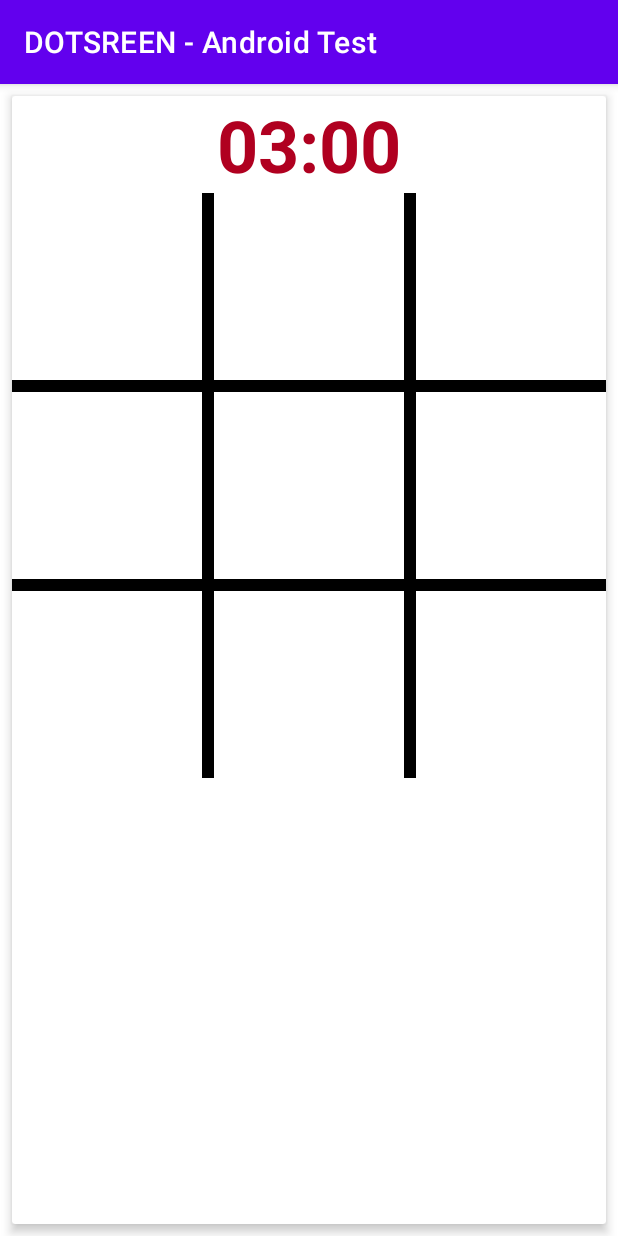
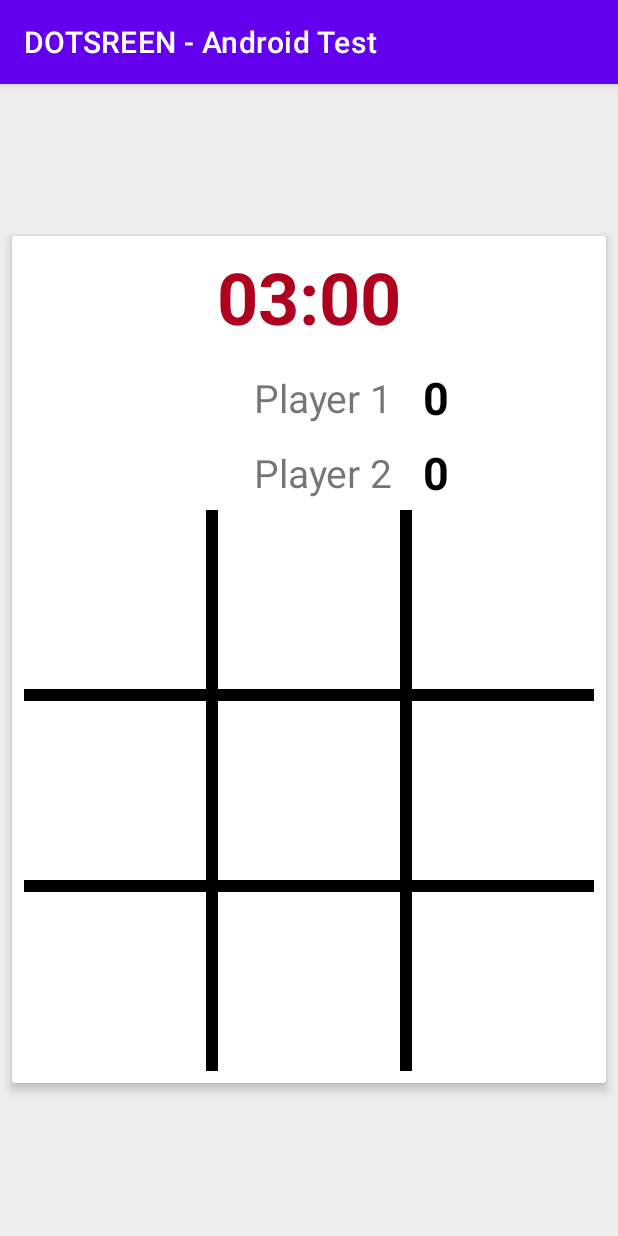
Before and after one commit to alex-24/DOTSCREEN_Android_Test, an Android app: the screen it shows after launch (MainActivity), on a phone screen of 412 x 824 dp. Run offline under Robolectric (Android 15) with nearby library versions, the phone set to English and light mode, and no system bars.

Commit message:
Exercise complete for Android (Phone)

```diff
--- a/app/src/main/java/com/alexiscassion/dotscreens_android_test/MainActivity.java
+++ b/app/src/main/java/com/alexiscassion/dotscreens_android_test/MainActivity.java
@@ -1,13 +1,18 @@
 package com.alexiscassion.dotscreens_android_test;
 
+import androidx.appcompat.app.AlertDialog;
 import androidx.appcompat.app.AppCompatActivity;
 import androidx.lifecycle.Observer;
 
+import android.content.DialogInterface;
 import android.os.Bundle;
 import android.util.Log;
+import android.view.View;
 import android.widget.GridView;
+import android.widget.ImageView;
 import android.widget.TextView;
 
+import com.alexiscassion.dotscreens_android_test.model.Player;
 import com.alexiscassion.dotscreens_android_test.utils.GameStateListener;
 import com.alexiscassion.dotscreens_android_test.utils.GameBoardAdapter;
 import com.alexiscassion.dotscreens_android_test.view_model.GameBoardViewModel;
@@ -17,16 +22,32 @@ public class MainActivity extends AppCompatActivity implements GameStateListener
 
     private GameBoardViewModel gameBoardViewModel;
 
+    private TextView timerTextView;
+
+    private ImageView player1IndicatorImageView;
+    private ImageView player2IndicatorImageView;
+
+    private TextView player1ScoreTextView;
+    private TextView player2ScoreTextView;
+
     private GridView gridView;
-    private TextView timerTextView;
+
+    public MainActivity(){
+
+    }
 
     @Override
     protected void onCreate(Bundle savedInstanceState) {
         super.onCreate(savedInstanceState);
         setContentView(R.layout.activity_main);
+        findViews();
 
         this.gameBoardViewModel = new GameBoardViewModel();
+
+        // listen for board changes
         this.gameBoardViewModel.addGameBoardListener(this);
+
+        // listen for timer changes
         this.gameBoardViewModel.getFormattedTimerLabel().observe(this, new Observer<String>() {
             @Override
             public void onChanged(String s) {
@@ -34,21 +55,72 @@ public class MainActivity extends AppCompatActivity implements GameStateListener
             }
         });
 
-        findViews();
+        // listen for score changes
+        this.gameBoardViewModel.getScores().observe(this, new Observer<int[]>() {
+            @Override
+            public void onChanged(int[] scores) {
+                player1ScoreTextView.setText(String.valueOf(scores[0]));
+                player2ScoreTextView.setText(String.valueOf(scores[1]));
+            }
+        });
+
+        // listen for active player changes
+        this.gameBoardViewModel.getCurrentPlayer().observe(this, new Observer<Player>() {
+            @Override
+            public void onChanged(Player player) {
+                boolean isPlayer1Active = player == Player.ONE;
+                boolean isPlayer2Active = player == Player.TWO;
+                player1IndicatorImageView.setVisibility(isPlayer1Active? View.VISIBLE : View.INVISIBLE);
+                player2IndicatorImageView.setVisibility(isPlayer2Active? View.VISIBLE : View.INVISIBLE);
+            }
+        });
+
+        // listen for game over event
+        this.gameBoardViewModel.getIsGameOver().observe(this, new Observer<Boolean>() {
+            @Override
+            public void onChanged(Boolean isGameOver) {
+                if (isGameOver) {
+                    announceGameResults();
+                }
+            }
+        });
 
         this.gridView.setAdapter(new GameBoardAdapter(this, this.gameBoardViewModel));
-
-
     }
 
     private void findViews(){
+        this.timerTextView = findViewById(R.id.activity_main_text_view_timer);
+        this.player1IndicatorImageView = findViewById(R.id.activity_main_image_view_current_player_p1);
+        this.player1ScoreTextView = findViewById(R.id.activity_main_text_view_player_1_score);
+        this.player2IndicatorImageView = findViewById(R.id.activity_main_image_view_current_player_p2);
+        this.player2ScoreTextView = findViewById(R.id.activity_main_text_view_player_2_score);
         this.gridView = findViewById(R.id.activity_main_grid_view);
-        this.timerTextView = findViewById(R.id.activity_main_text_view_timer);
     }
 
     @Override
     public void onGameBoardUpdated() {
-        ((GameBoardAdapter) this.gridView.getAdapter()).notifyDataSetChanged();
-        //this.gridView.setAdapter(new GameBoardAdapter(this, this.gameBoardViewModel));
+        //((GameBoardAdapter) this.gridView.getAdapter()).notifyDataSetChanged();
+        this.gridView.setAdapter(new GameBoardAdapter(this, this.gameBoardViewModel));
+    }
+
+    private void announceGameResults(){
+        String message;
+        int scoreP1 = gameBoardViewModel.getScores().getValue()[0];
+        int scoreP2 = gameBoardViewModel.getScores().getValue()[1];
+        String scoresString = scoreP1 + " - " + scoreP2;
+
+        if (scoreP1 == scoreP2) {
+            message = "Draw: " + scoresString;
+        } else {
+            int winnerIdx = (scoreP1 > scoreP2)? 0 : 1;
+            //message = "Winner: Player " + Player.values()[winnerIdx].getSymbolText() + " " + scoresString;
+            message = "Winner: Player " + (winnerIdx+1) + " " + scoresString;
+        }
+        AlertDialog alertDialog = new AlertDialog.Builder(MainActivity.this).create();
+        alertDialog.setTitle("GAME OVER");
+        alertDialog.setMessage(message);
+        alertDialog.setButton(AlertDialog.BUTTON_NEUTRAL, "OK",
+                (dialog, which) -> dialog.dismiss());
+        alertDialog.show();
     }
 }
--- a/app/src/main/java/com/alexiscassion/dotscreens_android_test/view/GridCellWidget.java
+++ b/app/src/main/java/com/alexiscassion/dotscreens_android_test/view/GridCellWidget.java
@@ -35,7 +35,7 @@ public class GridCellWidget extends ConstraintLayout {
 
     public void updateCell(Player player) {
         if (player !=  null) {
-            this.playerIconImageView.setColorFilter(player.getColor());
+            //this.playerIconImageView.setColorFilter(player.getColor());
             this.playerIconImageView.setImageDrawable(getResources().getDrawable(player.getDrawableID(), getContext().getTheme()));
         }
     }
--- a/app/src/main/java/com/alexiscassion/dotscreens_android_test/view_model/GameBoardViewModel.java
+++ b/app/src/main/java/com/alexiscassion/dotscreens_android_test/view_model/GameBoardViewModel.java
@@ -1,7 +1,6 @@
 package com.alexiscassion.dotscreens_android_test.view_model;
 
 import android.os.CountDownTimer;
-import android.util.Log;
 
 import com.alexiscassion.dotscreens_android_test.model.GameBoard;
 import com.alexiscassion.dotscreens_android_test.model.Player;
@@ -22,50 +21,48 @@ public class GameBoardViewModel extends ViewModel {
 
     //private boolean gameIsOngoing = false;
     private GameBoard gameBoard;
-    private final int[] scores = new int[2];
-    private Player currentPlayer;
-    private Player winner;
-    private boolean isGameOver = false;
-    private MutableLiveData<String> formattedTimerLabel;
+    private MutableLiveData<int[]> scores;
+    private MutableLiveData<Player> currentPlayer;
+    private MutableLiveData<Boolean> isGameOver;
+    private final MutableLiveData<String> formattedTimerLabel;
     private CountDownTimer timer;
     private boolean firstMove = true;
+    private boolean isSetOver = false;
 
     public GameBoardViewModel() {
         this.gameBoard = new GameBoard();
 
-        this.scores[0] = 0;
-        this.scores[1] = 0;
+        this.currentPlayer = new MutableLiveData<>();
+
+        this.scores = new MutableLiveData<>();
+        this.scores.setValue(new int[]{0 , 0});
+
         this.formattedTimerLabel = new MutableLiveData<>();
         this.formattedTimerLabel.setValue("03:00");
+
+        this.isGameOver = new MutableLiveData<>();
+        this.isGameOver.setValue(false);
 
         this.timer = new CountDownTimer(180000, 1000) {
             @Override
             public void onTick(long millisUntilFinished) {
                 int minutes = (int) ((millisUntilFinished / (1000*60)) % 60);
                 int seconds = (int) (millisUntilFinished / 1000) % 60;
-                formattedTimerLabel.setValue(String.format(Locale.FRANCE, "%2d:%2d", minutes, seconds));
+                formattedTimerLabel.setValue(String.format(Locale.FRANCE, "%02d:%02d", minutes, seconds));
             }
 
             @Override
             public void onFinish() {
-
+                isGameOver.setValue(true);
             }
         };
     }
 
-    public GameBoard getGameBoard() {
-        return this.gameBoard;
-    }
 
-    public void resetGame(boolean startNewGame) {
+    public void clearBoard() {
+        this.isSetOver = false;
         this.gameBoard = new GameBoard();
-        this.winner = null;
-
-        if (startNewGame) {
-            this.currentPlayer = Player.X;
-        } else {
-            this.currentPlayer = null;
-        }
+        notifyBoardListeners();
     }
 
     /**
@@ -84,37 +81,48 @@ public class GameBoardViewModel extends ViewModel {
 
         if (this.firstMove) {
             this.firstMove = false;
-            this.currentPlayer = Player.values()[this.random.nextInt(2)];
+            this.currentPlayer.setValue(Player.ONE);
             this.timer.start();
         }
 
         // is cell empty?
-        if (this.gameBoard.get(x, y) != null || this.isGameOver) {
+        if (this.gameBoard.get(x, y) != null || (this.isGameOver.getValue())) {
             return;
         }
 
         // adding a mark for the current player at (x, y)
-        this.gameBoard.set(x, y, currentPlayer);
+        this.gameBoard.set(x, y, currentPlayer.getValue());
 
         // check if current player won
-        hasPlayerWon(x, y);
-        Log.e("---", "" + this.winner);
+        calcPlayerWon(x, y);
+        if (this.isSetOver) {
+            this.currentPlayer.setValue((this.isGameOver.getValue())? null : this.currentPlayer.getValue().next());
+            clearBoard();
+            return;
+
+        }
 
         // check if game ended in a draw
-        calcGameOver();
+        calcDraw();
+        if (this.isSetOver) {
+            this.currentPlayer.setValue((this.isGameOver.getValue())? null : this.currentPlayer.getValue().next());
+            clearBoard();
+            return;
+        }
 
-        this.currentPlayer = (this.isGameOver)? null : this.currentPlayer.next();
+
+        this.currentPlayer.setValue((this.isGameOver.getValue())? null : this.currentPlayer.getValue().next());
         notifyBoardListeners();
     }
 
-    private void hasPlayerWon(int x, int y) {
+    private void calcPlayerWon(int x, int y) {
         boolean hasWon;
 
 
         // * horizontal
         hasWon = true;
         for (int i = 0; i < 3; i++) {
-            if (this.gameBoard.get(i, y) != this.currentPlayer) {
+            if (this.gameBoard.get(i, y) != this.currentPlayer.getValue()) {
                 hasWon = false;
                 break;
             }
@@ -129,7 +137,7 @@ public class GameBoardViewModel extends ViewModel {
         // * vertical
         hasWon = true;
         for (int i = 0; i < 3; i++) {
-            if (this.gameBoard.get(x, i) != this.currentPlayer) {
+            if (this.gameBoard.get(x, i) != this.currentPlayer.getValue()) {
                 hasWon = false;
                 break;
             }
@@ -143,7 +151,7 @@ public class GameBoardViewModel extends ViewModel {
         if (x == y)  {
             hasWon = true;
             for (int i=0; i<3; i++) {
-                if (this.gameBoard.get(i, i) != this.currentPlayer) {
+                if (this.gameBoard.get(i, i) != this.currentPlayer.getValue()) {
                     hasWon = false;
                 }
             }
@@ -154,7 +162,7 @@ public class GameBoardViewModel extends ViewModel {
 
             hasWon = true;
             for (int i=0; i<3; i++) {
-                if (this.gameBoard.get(2-i, i) != this.currentPlayer) {
+                if (this.gameBoard.get(2-i, i) != this.currentPlayer.getValue()) {
                     hasWon = false;
                 }
             }
@@ -165,35 +173,46 @@ public class GameBoardViewModel extends ViewModel {
     }
 
     private void setCurrentPlayerHasWon() {
-        this.winner = this.currentPlayer;
+        int[] scores = this.scores.getValue();
+        scores[this.currentPlayer.getValue().ordinal()]++;
+        this.scores.setValue(scores);
+        this.isSetOver = true;
     }
 
-    private void calcGameOver(){
+    private void calcDraw(){
 
-        if (this.winner == null) {
-            for (int i = 0; i < 3; i++) {
-                for (int j = 0; j < 3; j++) {
-                    if (this.gameBoard.get(i, j) == null) {
-                        this.isGameOver = false;
-                        return;
-                    }
+        for (int i = 0; i < 3; i++) {
+            for (int j = 0; j < 3; j++) {
+                if (this.gameBoard.get(i, j) == null) {
+                    return;
                 }
             }
         }
-        this.isGameOver = true;
-        this.timer.cancel();
+        this.isSetOver = true;
     }
 
     public void addGameBoardListener(GameStateListener listener) {
         this.gameStateListeners.add(listener);
     }
 
-    public Player getCurrentPlayer() {
+    public GameBoard getGameBoard() {
+        return this.gameBoard;
+    }
+
+    public MutableLiveData<Player> getCurrentPlayer() {
         return currentPlayer;
+    }
+
+    public MutableLiveData<Boolean> getIsGameOver() {
+        return isGameOver;
     }
 
     public MutableLiveData<String> getFormattedTimerLabel() {
         return formattedTimerLabel;
+    }
+
+    public MutableLiveData<int[]> getScores() {
+        return scores;
     }
 
     public void notifyBoardListeners() {
--- a/app/src/main/res/layout/activity_main.xml
+++ b/app/src/main/res/layout/activity_main.xml
@@ -7,30 +7,28 @@
     android:layout_height="match_parent"
     tools:context=".MainActivity"
     android:orientation="vertical"
-    android:gravity="center">
+    android:gravity="center"
+    android:background="@color/grey">
 
     <androidx.cardview.widget.CardView
-        android:layout_width="match_parent"
-        android:layout_height="match_parent"
+        android:layout_width="wrap_content"
+        android:layout_height="wrap_content"
         android:layout_margin="@dimen/card_margin"
-        android:padding="@dimen/card_padding"
         app:cardElevation="@dimen/card_elevation">
 
         <LinearLayout
             android:layout_width="match_parent"
             android:layout_height="wrap_content"
+            android:layout_margin="@dimen/card_padding"
             android:orientation="vertical">
 
-            <TextView
-                android:id="@+id/activity_main_text_view_timer"
+            <include layout="@layout/game_info"
                 android:layout_width="match_parent"
-                android:layout_height="wrap_content"
-                android:textSize="48sp"
-                android:textStyle="bold"
-                android:textAlignment="center"
-                android:textColor="@color/design_default_color_error"/>
+                android:layout_height="0dp"
+                android:layout_weight="1"/>
 
-            <include layout="@layout/grid"/>
+            <include layout="@layout/game_grid"/>
+
         </LinearLayout>
 
 
--- /dev/null
+++ b/app/src/main/res/layout/game_info.xml
@@ -0,0 +1,95 @@
+<?xml version="1.0" encoding="utf-8"?>
+<LinearLayout
+    xmlns:android="http://schemas.android.com/apk/res/android"
+    android:layout_width="match_parent"
+    android:layout_height="match_parent"
+    android:layout_marginBottom="20dp"
+    android:layout_marginHorizontal="10dp"
+    android:orientation="vertical">
+
+    <TextView
+        android:id="@+id/activity_main_text_view_timer"
+        android:layout_width="match_parent"
+        android:layout_height="wrap_content"
+        android:layout_marginBottom="10dp"
+        android:textSize="48sp"
+        android:textStyle="bold"
+        android:textAlignment="center"
+        android:textColor="@color/red"
+        android:text="@string/placeholder"/>
+
+    <LinearLayout
+        android:layout_width="match_parent"
+        android:gravity="center"
+        android:layout_height="50dp">
+
+        <ImageView
+            android:visibility="invisible"
+            android:id="@+id/activity_main_image_view_current_player_p1"
+            android:layout_width="0dp"
+            android:layout_height="20dp"
+            android:layout_weight="1"
+            android:layout_marginLeft="20dp"
+            android:scaleType="fitEnd"
+            android:adjustViewBounds="true"
+            android:tint="@color/green"
+            android:src="@drawable/current_player"/>
+
+        <TextView
+            android:layout_width="wrap_content"
+            android:layout_height="match_parent"
+            android:layout_marginHorizontal="20dp"
+            android:gravity="center_vertical"
+            android:textSize="26sp"
+            android:text="@string/player_1"/>
+
+        <TextView
+            android:id="@+id/activity_main_text_view_player_1_score"
+            android:layout_width="0dp"
+            android:layout_height="match_parent"
+            android:layout_weight="1"
+            android:textSize="30sp"
+            android:textStyle="bold"
+            android:gravity="center_vertical"
+            android:textColor="@color/black"
+            android:text="0"/>
+    </LinearLayout>
+
+    <LinearLayout
+        android:layout_width="match_parent"
+        android:gravity="center"
+        android:layout_height="50dp">
+
+        <ImageView
+            android:visibility="invisible"
+            android:id="@+id/activity_main_image_view_current_player_p2"
+            android:layout_width="0dp"
+            android:layout_height="20dp"
+            android:layout_weight="1"
+            android:layout_marginLeft="20dp"
+            android:scaleType="fitEnd"
+            android:adjustViewBounds="true"
+            android:tint="@color/green"
+            android:src="@drawable/current_player"/>
+
+        <TextView
+            android:layout_width="wrap_content"
+            android:layout_height="match_parent"
+            android:layout_marginHorizontal="20dp"
+            android:gravity="center_vertical"
+            android:textSize="26sp"
+            android:text="@string/player_2"/>
+
+        <TextView
+            android:id="@+id/activity_main_text_view_player_2_score"
+            android:layout_width="0dp"
+            android:layout_height="match_parent"
+            android:layout_weight="1"
+            android:textSize="30sp"
+            android:textStyle="bold"
+            android:gravity="center_vertical"
+            android:textColor="@color/black"
+            android:text="0"/>
+    </LinearLayout>
+
+</LinearLayout>
--- a/app/src/main/res/values/colors.xml
+++ b/app/src/main/res/values/colors.xml
@@ -5,6 +5,9 @@
     <color name="purple_700">#FF3700B3</color>
     <color name="teal_200">#FF03DAC5</color>
     <color name="teal_700">#FF018786</color>
+    <color name="green">#FF00FF00</color>
     <color name="black">#FF000000</color>
     <color name="white">#FFFFFFFF</color>
+    <color name="red">#B00020</color>
+    <color name="grey">#EEEEEE</color>
 </resources>
--- a/app/src/main/res/values/strings.xml
+++ b/app/src/main/res/values/strings.xml
@@ -1,3 +1,6 @@
 <resources>
     <string name="app_name">DOTSREEN - Android Test</string>
+    <string name="placeholder">PLACEHOLDER</string>
+    <string name="player_1">Player 1</string>
+    <string name="player_2">Player 2</string>
 </resources>
```
Also changed, not shown: app/src/main/java/com/alexiscassion/dotscreens_android_test/model/Player.java (+22 -9 lines), app/src/main/res/layout/game_grid.xml (renamed from app/src/main/res/layout/grid.xml).
